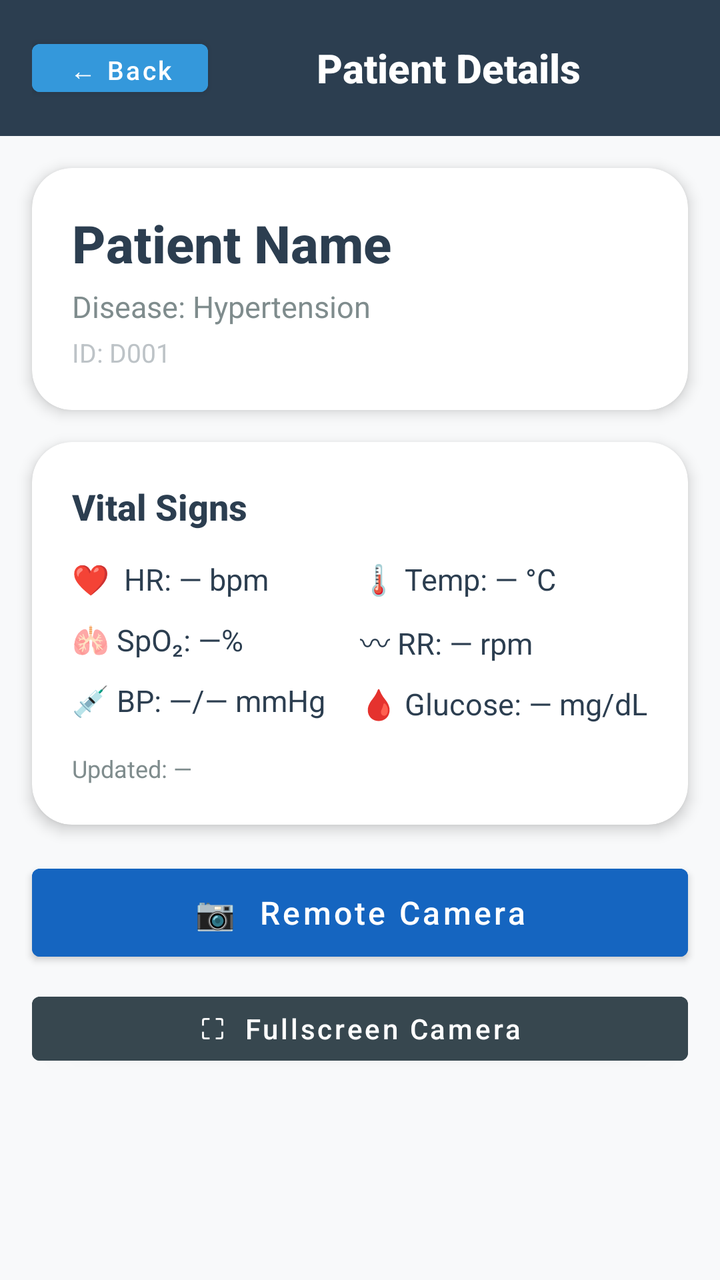
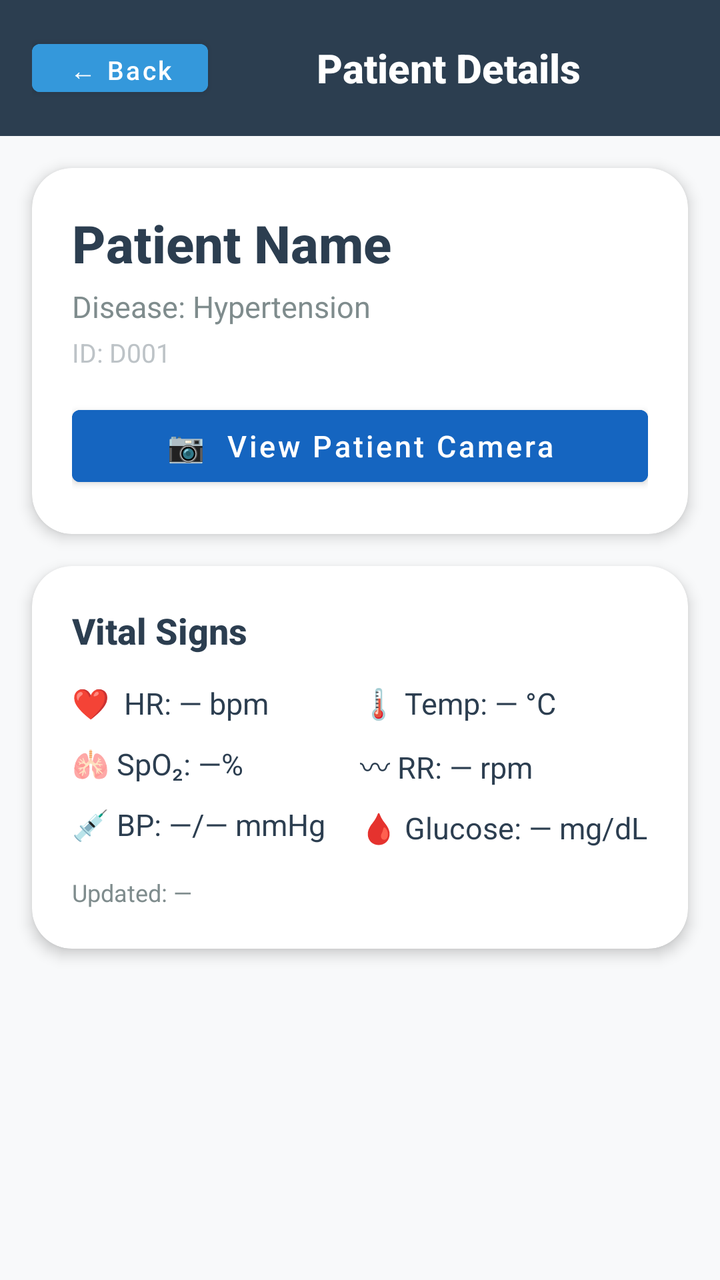

Screens rendered from an Android XML layout before and after an edit, with the pre-edit source and the edit as a unified diff.
<!-- AndroidManifest.xml: application theme Theme.NurseAlarmApp -->
<!-- res/layout/activity_general_patient_detail.xml -->
<?xml version="1.0" encoding="utf-8"?>
<ScrollView xmlns:android="http://schemas.android.com/apk/res/android"
    xmlns:app="http://schemas.android.com/apk/res-auto"
    android:layout_width="match_parent"
    android:layout_height="match_parent"
    android:background="@color/lightBackground">

    <LinearLayout
        android:layout_width="match_parent"
        android:layout_height="wrap_content"
        android:orientation="vertical">

        
        <LinearLayout
            android:layout_width="match_parent"
            android:layout_height="wrap_content"
            android:orientation="horizontal"
            android:gravity="center_vertical"
            android:padding="16dp"
            android:background="@color/navyBlue">

            <Button
                android:id="@+id/btnGwdBack"
                android:layout_width="wrap_content"
                android:layout_height="36dp"
                android:text="← Back"
                android:backgroundTint="@color/infoBlue"
                android:textColor="@color/textWhite"
                android:textSize="13sp"
                android:textAllCaps="false"
                android:paddingStart="14dp"
                android:paddingEnd="14dp" />

            <TextView
                android:id="@+id/tvGwdTitle"
                android:layout_width="0dp"
                android:layout_height="wrap_content"
                android:layout_weight="1"
                android:text="Patient Details"
                android:textSize="20sp"
                android:textStyle="bold"
                android:textColor="@color/textWhite"
                android:gravity="center"
                android:fontFamily="sans-serif-medium" />

            <TextView
                android:id="@+id/tvGwdLiveBadge"
                android:layout_width="wrap_content"
                android:layout_height="wrap_content"
                android:text="● LIVE"
                android:textSize="12sp"
                android:textColor="#4CAF50"
                android:textStyle="bold"
                android:visibility="gone" />

        </LinearLayout>

        
        <LinearLayout
            android:id="@+id/layoutGwdAlertBanner"
            android:layout_width="match_parent"
            android:layout_height="wrap_content"
            android:orientation="horizontal"
            android:gravity="center_vertical"
            android:background="#FFF3E0"
            android:paddingStart="16dp"
            android:paddingEnd="16dp"
            android:paddingTop="12dp"
            android:paddingBottom="12dp"
            android:visibility="gone">

            <TextView
                android:layout_width="0dp"
                android:layout_height="wrap_content"
                android:layout_weight="1"
                android:text="⚠ ALERT — Vitals outside safe range"
                android:textSize="14sp"
                android:textStyle="bold"
                android:textColor="#E65100" />

            <TextView
                android:id="@+id/tvGwdRisk"
                android:layout_width="wrap_content"
                android:layout_height="wrap_content"
                android:text="HIGH"
                android:textSize="12sp"
                android:textColor="@color/textWhite"
                android:textStyle="bold"
                android:background="@color/dangerRed"
                android:paddingStart="10dp"
                android:paddingEnd="10dp"
                android:paddingTop="4dp"
                android:paddingBottom="4dp" />

        </LinearLayout>

        
        <androidx.cardview.widget.CardView
            android:layout_width="match_parent"
            android:layout_height="wrap_content"
            android:layout_margin="16dp"
            app:cardBackgroundColor="@color/cardBackground"
            app:cardCornerRadius="20dp"
            app:cardElevation="4dp">

            <LinearLayout
                android:layout_width="match_parent"
                android:layout_height="wrap_content"
                android:orientation="vertical"
                android:padding="20dp">

                <TextView
                    android:id="@+id/tvGwdName"
                    android:layout_width="wrap_content"
                    android:layout_height="wrap_content"
                    android:text="Patient Name"
                    android:textSize="26sp"
                    android:textStyle="bold"
                    android:textColor="@color/textPrimary"
                    android:fontFamily="sans-serif-medium" />

                <TextView
                    android:id="@+id/tvGwdDisease"
                    android:layout_width="wrap_content"
                    android:layout_height="wrap_content"
                    android:layout_marginTop="4dp"
                    android:text="Disease: Hypertension"
                    android:textSize="15sp"
                    android:textColor="@color/textSecondary" />

                <TextView
                    android:id="@+id/tvGwdId"
                    android:layout_width="wrap_content"
                    android:layout_height="wrap_content"
                    android:layout_marginTop="4dp"
                    android:text="ID: D001"
                    android:textSize="13sp"
                    android:textColor="@color/textLight" />

            </LinearLayout>

        </androidx.cardview.widget.CardView>

        
        <androidx.cardview.widget.CardView
            android:layout_width="match_parent"
            android:layout_height="wrap_content"
            android:layout_marginStart="16dp"
            android:layout_marginEnd="16dp"
            android:layout_marginBottom="16dp"
            app:cardBackgroundColor="@color/cardBackground"
            app:cardCornerRadius="20dp"
            app:cardElevation="4dp">

            <LinearLayout
                android:layout_width="match_parent"
                android:layout_height="wrap_content"
                android:orientation="vertical"
                android:padding="20dp">

                <TextView
                    android:layout_width="wrap_content"
                    android:layout_height="wrap_content"
                    android:text="Vital Signs"
                    android:textSize="18sp"
                    android:textStyle="bold"
                    android:textColor="@color/textPrimary"
                    android:fontFamily="sans-serif-medium"
                    android:layout_marginBottom="14dp" />

                
                <LinearLayout
                    android:layout_width="match_parent"
                    android:layout_height="wrap_content"
                    android:orientation="horizontal">

                    <LinearLayout
                        android:layout_width="0dp"
                        android:layout_height="wrap_content"
                        android:layout_weight="1"
                        android:orientation="vertical">

                        <TextView
                            android:id="@+id/tvGwdHR"
                            android:layout_width="wrap_content"
                            android:layout_height="wrap_content"
                            android:text="❤  HR: — bpm"
                            android:textSize="15sp"
                            android:textColor="@color/textPrimary"
                            android:layout_marginBottom="10dp" />

                        <TextView
                            android:id="@+id/tvGwdSpO2"
                            android:layout_width="wrap_content"
                            android:layout_height="wrap_content"
                            android:text="🫁 SpO₂: —%"
                            android:textSize="15sp"
                            android:textColor="@color/textPrimary"
                            android:layout_marginBottom="10dp" />

                        <TextView
                            android:id="@+id/tvGwdBP"
                            android:layout_width="wrap_content"
                            android:layout_height="wrap_content"
                            android:text="💉 BP: —/— mmHg"
                            android:textSize="15sp"
                            android:textColor="@color/textPrimary" />

                    </LinearLayout>

                    <LinearLayout
                        android:layout_width="0dp"
                        android:layout_height="wrap_content"
                        android:layout_weight="1"
                        android:orientation="vertical">

                        <TextView
                            android:id="@+id/tvGwdTemp"
                            android:layout_width="wrap_content"
                            android:layout_height="wrap_content"
                            android:text="🌡 Temp: — °C"
                            android:textSize="15sp"
                            android:textColor="@color/textPrimary"
                            android:layout_marginBottom="10dp" />

                        <TextView
                            android:id="@+id/tvGwdRR"
                            android:layout_width="wrap_content"
                            android:layout_height="wrap_content"
                            android:text="〰 RR: — rpm"
                            android:textSize="15sp"
                            android:textColor="@color/textPrimary"
                            android:layout_marginBottom="10dp" />

                        <TextView
                            android:id="@+id/tvGwdGlucose"
                            android:layout_width="wrap_content"
                            android:layout_height="wrap_content"
                            android:text="🩸 Glucose: — mg/dL"
                            android:textSize="15sp"
                            android:textColor="@color/textPrimary" />

                    </LinearLayout>

                </LinearLayout>

                <TextView
                    android:id="@+id/tvGwdUpdated"
                    android:layout_width="wrap_content"
                    android:layout_height="wrap_content"
                    android:layout_marginTop="14dp"
                    android:text="Updated: —"
                    android:textSize="12sp"
                    android:textColor="@color/textSecondary" />

            </LinearLayout>

        </androidx.cardview.widget.CardView>

        
        <Button
            android:id="@+id/btnGwdAttended"
            android:layout_width="match_parent"
            android:layout_height="52dp"
            android:layout_marginStart="16dp"
            android:layout_marginEnd="16dp"
            android:layout_marginBottom="16dp"
            android:text="✓  Mark as Attended — Clear Alert"
            android:textSize="15sp"
            android:textColor="@color/textWhite"
            android:textAllCaps="false"
            android:backgroundTint="@color/successGreen"
            android:fontFamily="sans-serif-medium"
            android:visibility="gone" />

        
        <androidx.cardview.widget.CardView
            android:id="@+id/cardGwdHistory"
            android:layout_width="match_parent"
            android:layout_height="wrap_content"
            android:layout_marginStart="16dp"
            android:layout_marginEnd="16dp"
            android:layout_marginBottom="24dp"
            app:cardBackgroundColor="@color/cardBackground"
            app:cardCornerRadius="20dp"
            app:cardElevation="4dp"
            android:visibility="gone">

            <LinearLayout
                android:layout_width="match_parent"
                android:layout_height="wrap_content"
                android:orientation="vertical"
                android:padding="20dp">

                <TextView
                    android:layout_width="wrap_content"
                    android:layout_height="wrap_content"
                    android:text="Attendance History"
                    android:textSize="16sp"
                    android:textStyle="bold"
                    android:textColor="@color/textPrimary"
                    android:fontFamily="sans-serif-medium"
                    android:layout_marginBottom="10dp" />

                <TextView
                    android:id="@+id/tvGwdHistory"
                    android:layout_width="match_parent"
                    android:layout_height="wrap_content"
                    android:text="No attendance records yet."
                    android:textSize="14sp"
                    android:textColor="@color/textSecondary"
                    android:fontFamily="monospace"
                    android:lineSpacingExtra="4dp" />

            </LinearLayout>

        </androidx.cardview.widget.CardView>

        
        <Button
            android:id="@+id/btnGwdCamera"
            android:layout_width="match_parent"
            android:layout_height="56dp"
            android:layout_marginStart="16dp"
            android:layout_marginEnd="16dp"
            android:layout_marginBottom="8dp"
            android:text="📷  Remote Camera"
            android:textSize="16sp"
            android:textColor="@color/textWhite"
            android:textAllCaps="false"
            android:backgroundTint="#1565C0"
            android:fontFamily="sans-serif-medium" />

        <Button
            android:id="@+id/btnGwdFullscreenCamera"
            android:layout_width="match_parent"
            android:layout_height="44dp"
            android:layout_marginStart="16dp"
            android:layout_marginEnd="16dp"
            android:layout_marginBottom="24dp"
            android:text="⛶  Fullscreen Camera"
            android:textSize="14sp"
            android:textColor="@color/textWhite"
            android:textAllCaps="false"
            android:backgroundTint="#37474F"
            android:fontFamily="sans-serif-medium" />

    </LinearLayout>

</ScrollView>
<!-- resources referenced by this layout -->
<resources>
  <color name="cardBackground">#FFFFFF</color>
  <color name="dangerRed">#E74C3C</color>
  <color name="infoBlue">#3498DB</color>
  <color name="lightBackground">#F8F9FA</color>
  <color name="navyBlue">#2C3E50</color>
  <color name="successGreen">#2ECC71</color>
  <color name="textLight">#BDC3C7</color>
  <color name="textPrimary">#2C3E50</color>
  <color name="textSecondary">#7F8C8D</color>
  <color name="textWhite">#FFFFFF</color>
  <style name="Theme.NurseAlarmApp" parent="Theme.MaterialComponents.DayNight.NoActionBar" />
</resources>

<!-- the commit's change to res/layout/activity_general_patient_detail.xml (unified diff, before → after) -->
@@ -137,6 +137,19 @@
                     android:textSize="13sp"
                     android:textColor="@color/textLight" />
 
+                
+                <Button
+                    android:id="@+id/btnGwdCamera"
+                    android:layout_width="match_parent"
+                    android:layout_height="48dp"
+                    android:layout_marginTop="14dp"
+                    android:text="📷  View Patient Camera"
+                    android:textSize="15sp"
+                    android:textColor="@color/textWhite"
+                    android:textAllCaps="false"
+                    android:backgroundTint="#1565C0"
+                    android:fontFamily="sans-serif-medium" />
+
             </LinearLayout>
 
         </androidx.cardview.widget.CardView>
@@ -316,35 +329,6 @@
 
         </androidx.cardview.widget.CardView>
 
-        
-        <Button
-            android:id="@+id/btnGwdCamera"
-            android:layout_width="match_parent"
-            android:layout_height="56dp"
-            android:layout_marginStart="16dp"
-            android:layout_marginEnd="16dp"
-            android:layout_marginBottom="8dp"
-            android:text="📷  Remote Camera"
-            android:textSize="16sp"
-            android:textColor="@color/textWhite"
-            android:textAllCaps="false"
-            android:backgroundTint="#1565C0"
-            android:fontFamily="sans-serif-medium" />
-
-        <Button
-            android:id="@+id/btnGwdFullscreenCamera"
-            android:layout_width="match_parent"
-            android:layout_height="44dp"
-            android:layout_marginStart="16dp"
-            android:layout_marginEnd="16dp"
-            android:layout_marginBottom="24dp"
-            android:text="⛶  Fullscreen Camera"
-            android:textSize="14sp"
-            android:textColor="@color/textWhite"
-            android:textAllCaps="false"
-            android:backgroundTint="#37474F"
-            android:fontFamily="sans-serif-medium" />
-
     </LinearLayout>
 
 </ScrollView>
